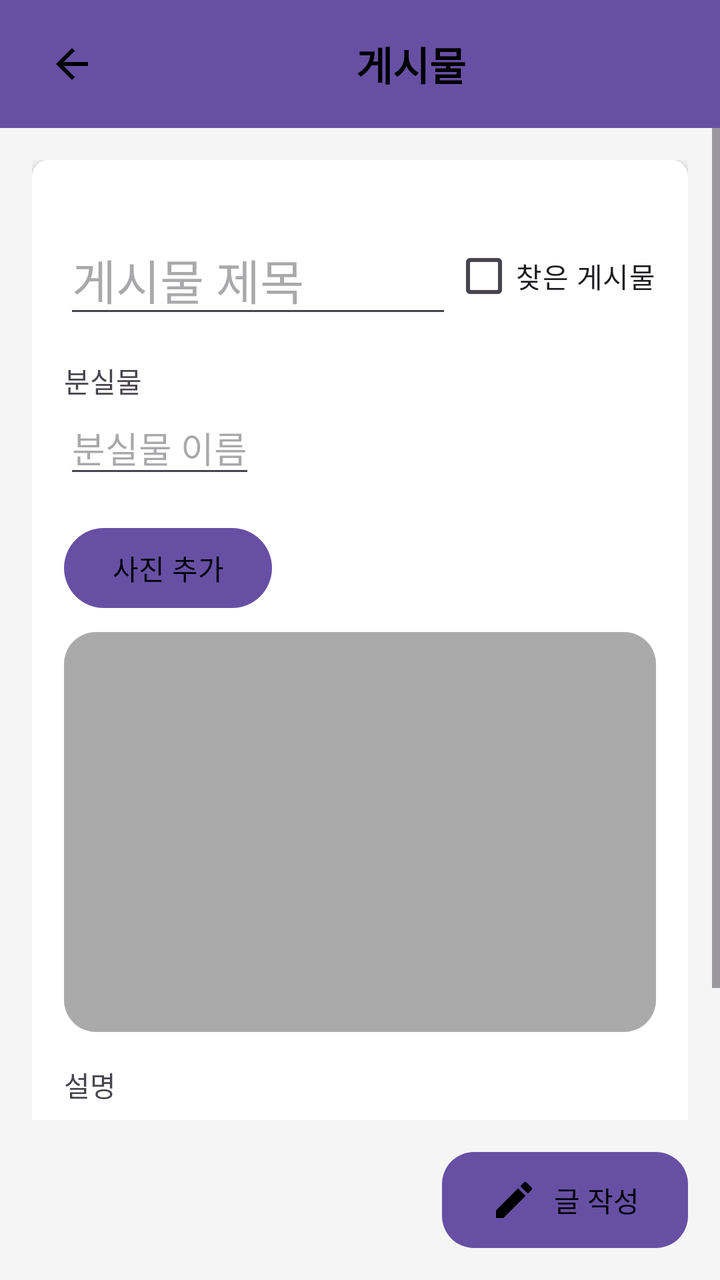
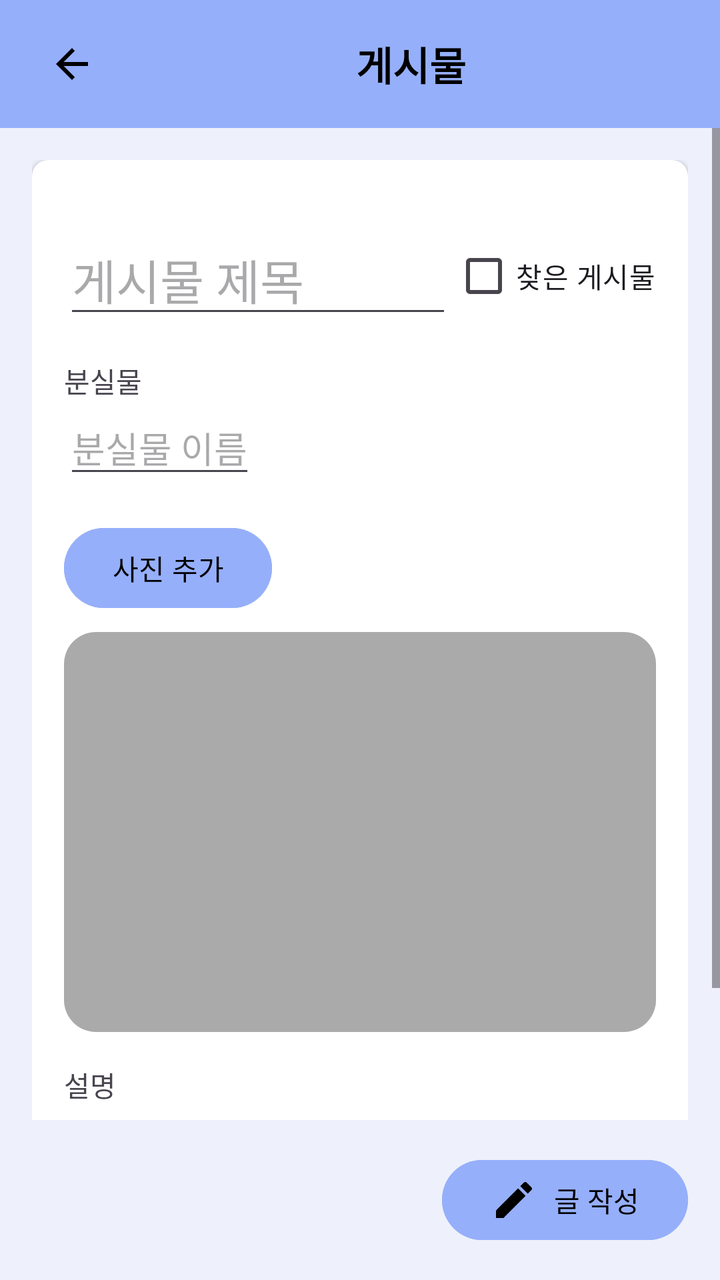

Two renders of the same Android screen: before a commit and after it. Below are the layout's source before the change and the commit's diff.
<!-- AndroidManifest.xml: application theme Theme.Lostfind -->
<!-- res/layout/post_write.xml -->
<?xml version="1.0" encoding="utf-8"?>
<RelativeLayout xmlns:android="http://schemas.android.com/apk/res/android"
    xmlns:app="http://schemas.android.com/apk/res-auto"
    xmlns:tools="http://schemas.android.com/tools"
    android:layout_width="match_parent"
    android:layout_height="match_parent"
    android:background="#F5F5F5"
    tools:context=".MainActivity">

    <LinearLayout
        android:id="@+id/top_bar_layout"
        android:layout_width="match_parent"
        android:layout_height="?attr/actionBarSize"
        android:background="?attr/colorPrimary"
        android:orientation="horizontal"
        android:gravity="center_vertical"
        android:paddingEnd="16dp">

        <Button
            android:id="@+id/back_button"
            android:layout_width="67dp"
            android:layout_height="wrap_content"
            android:drawableLeft="@drawable/ic_arrow_back"/>

        <TextView
            android:id="@+id/toolbar_title_text"
            android:layout_width="279dp"
            android:layout_height="wrap_content"
            android:layout_weight="1"
            android:gravity="center"
            android:text="게시물"
            android:textColor="@android:color/black"
            android:textSize="20sp"
            android:textStyle="bold" />

    </LinearLayout>

    <ScrollView
        android:id="@+id/scrollView"
        android:layout_width="match_parent"
        android:layout_height="match_parent"
        android:layout_above="@+id/bottom_bar"
        android:layout_below="@id/top_bar_layout">

        <LinearLayout
            android:layout_width="match_parent"
            android:layout_height="wrap_content"
            android:orientation="vertical"
            android:padding="16dp">

            <androidx.cardview.widget.CardView
                android:layout_width="match_parent"
                android:layout_height="wrap_content"
                app:cardCornerRadius="8dp">

                <LinearLayout
                    android:layout_width="match_parent"
                    android:layout_height="wrap_content"
                    android:orientation="vertical"
                    android:padding="16dp">

                    <LinearLayout
                        android:layout_width="match_parent"
                        android:layout_height="wrap_content"
                        android:layout_marginTop="16dp"
                        android:orientation="horizontal"
                        android:gravity="center_vertical">

                        <EditText
                            android:id="@+id/post_title_detail"
                            android:layout_width="0dp"
                            android:layout_height="wrap_content"
                            android:layout_weight="1"
                            android:hint="게시물 제목"
                            android:textSize="24sp"/>

                        <CheckBox
                            android:id="@+id/checkbox_is_found"
                            android:layout_width="wrap_content"
                            android:layout_height="wrap_content"
                            android:text="찾은 게시물" />

                    </LinearLayout>

                    <LinearLayout
                        android:layout_width="match_parent"
                        android:layout_height="wrap_content"
                        android:layout_marginTop="16dp"
                        android:orientation="horizontal">

                        <LinearLayout
                            android:layout_width="0dp"
                            android:layout_height="wrap_content"
                            android:layout_weight="1"
                            android:orientation="vertical">

                            <TextView
                                android:layout_width="wrap_content"
                                android:layout_height="wrap_content"
                                android:text="분실물" />

                            <EditText
                                android:id="@+id/lost_item_name"
                                android:layout_width="wrap_content"
                                android:layout_height="wrap_content"
                                android:hint="분실물 이름" />
                        </LinearLayout>

                        <LinearLayout
                            android:layout_width="0dp"
                            android:layout_height="wrap_content"
                            android:layout_weight="1"
                            android:orientation="vertical">

                            <TextView
                                android:id="@+id/location_text_view"
                                android:layout_width="wrap_content"
                                android:layout_height="wrap_content"
                                android:text="위치"
                                android:visibility="gone"/>

                            <EditText
                                android:id="@+id/lost_item_location"
                                android:layout_width="wrap_content"
                                android:layout_height="wrap_content"
                                android:hint="위치 이름"
                                android:visibility="gone"/>
                        </LinearLayout>
                    </LinearLayout>

                    <Button
                        android:id="@+id/button_add_photo"
                        android:layout_width="wrap_content"
                        android:layout_height="wrap_content"
                        android:layout_marginTop="16dp"
                        android:textColor="@color/black"
                        android:text="사진 추가" />

                    <ImageView
                        android:id="@+id/post_image_detail"
                        android:layout_width="match_parent"
                        android:layout_height="200dp"
                        android:layout_marginTop="8dp"
                        android:scaleType="centerCrop"
                        android:background="@drawable/button_background"/>

                    <TextView
                        android:id="@+id/map_location_text_view"
                        android:layout_width="wrap_content"
                        android:layout_height="wrap_content"
                        android:layout_marginTop="16dp"
                        android:text="위치"
                        android:visibility="gone"/>

                    <FrameLayout
                        android:id="@+id/map_wrapper"
                        android:layout_width="match_parent"
                        android:layout_height="200dp"
                        android:layout_marginTop="8dp"
                        android:visibility="gone"
                        tools:visibility="visible">

                        
                        <androidx.fragment.app.FragmentContainerView
                            android:id="@+id/map_container"
                            android:name="com.google.android.gms.maps.SupportMapFragment"
                            android:layout_width="match_parent"
                            android:layout_height="match_parent" />

                        
                        <View
                            android:id="@+id/transparent_view"
                            android:layout_width="match_parent"
                            android:layout_height="match_parent"
                            android:background="@android:color/transparent" />

                    </FrameLayout>

                    <TextView
                        android:layout_width="wrap_content"
                        android:layout_height="wrap_content"
                        android:layout_marginTop="16dp"
                        android:text="설명" />

                    <EditText
                        android:id="@+id/post_description"
                        android:layout_width="match_parent"
                        android:layout_height="wrap_content"
                        android:layout_marginTop="8dp"
                        android:hint="설명을 써주세요..." />
                </LinearLayout>
            </androidx.cardview.widget.CardView>
        </LinearLayout>
    </ScrollView>

    <LinearLayout
        android:id="@+id/bottom_bar"
        android:layout_width="match_parent"
        android:layout_height="wrap_content"
        android:layout_alignParentBottom="true"
        android:orientation="horizontal"
        android:padding="16dp">

        <View
            android:layout_width="0dp"
            android:layout_height="0dp"
            android:layout_weight="1" />

        <Button
            android:id="@+id/submit_post_button"
            android:layout_width="wrap_content"
            android:layout_height="wrap_content"
            android:drawableLeft="@drawable/ic_edit"
            android:text="글 작성"
            android:textColor="#000000"
            android:background="@drawable/button_background"/>
    </LinearLayout>

</RelativeLayout>
<!-- resources referenced by this layout -->
<resources>
  <color name="black">#FF000000</color>
  <!-- drawable button_background (drawable) -->
  <?xml version="1.0" encoding="utf-8"?>
  <shape xmlns:android="http://schemas.android.com/apk/res/android">
      <solid android:color="@android:color/darker_gray"/>
      <corners android:radius="16dp"/>
  </shape>
  <!-- drawable ic_arrow_back (drawable) -->
  <vector xmlns:android="http://schemas.android.com/apk/res/android" android:autoMirrored="true" android:height="24dp" android:tint="#000000" android:viewportHeight="24" android:viewportWidth="24" android:width="24dp">
        
      <path android:fillColor="@android:color/white" android:pathData="M20,11H7.83l5.59,-5.59L12,4l-8,8 8,8 1.41,-1.41L7.83,13H20v-2z"/>
      
  </vector>
  <!-- drawable ic_edit (drawable) -->
  <vector xmlns:android="http://schemas.android.com/apk/res/android"
      android:width="24dp"
      android:height="24dp"
      android:viewportWidth="24.0"
      android:viewportHeight="24.0">
      <path
          android:fillColor="#FF000000"
          android:pathData="M3,17.25V21h3.75L17.81,9.94l-3.75,-3.75L3,17.25zM20.71,7.04c0.39,-0.39 0.39,-1.02 0,-1.41l-2.34,-2.34c-0.39,-0.39 -1.02,-0.39 -1.41,0l-1.83,1.83 3.75,3.75 1.83,-1.83z"/>
  </vector>
  <style name="Theme.Lostfind" parent="Base.Theme.Lostfind" />
  <style name="Base.Theme.Lostfind" parent="Theme.Material3.DayNight.NoActionBar">
          
          
      </style>
</resources>

<!-- the commit's change to res/layout/post_write.xml (unified diff, before → after) -->
@@ -4,14 +4,14 @@
     xmlns:tools="http://schemas.android.com/tools"
     android:layout_width="match_parent"
     android:layout_height="match_parent"
-    android:background="#F5F5F5"
+    android:background="@color/one"
     tools:context=".MainActivity">
 
     <LinearLayout
         android:id="@+id/top_bar_layout"
         android:layout_width="match_parent"
         android:layout_height="?attr/actionBarSize"
-        android:background="?attr/colorPrimary"
+        android:background="@color/two"
         android:orientation="horizontal"
         android:gravity="center_vertical"
         android:paddingEnd="16dp">
@@ -20,6 +20,7 @@
             android:id="@+id/back_button"
             android:layout_width="67dp"
             android:layout_height="wrap_content"
+            android:backgroundTint="@color/two"
             android:drawableLeft="@drawable/ic_arrow_back"/>
 
         <TextView
@@ -134,6 +135,7 @@
                         android:layout_height="wrap_content"
                         android:layout_marginTop="16dp"
                         android:textColor="@color/black"
+                        android:backgroundTint="@color/two"
                         android:text="사진 추가" />
 
                     <ImageView
@@ -213,7 +215,7 @@
             android:drawableLeft="@drawable/ic_edit"
             android:text="글 작성"
             android:textColor="#000000"
-            android:background="@drawable/button_background"/>
+            android:backgroundTint="@color/two"/>
     </LinearLayout>
 
 </RelativeLayout>
<!-- resource entries referenced after the edit -->
@@ -1,6 +1,8 @@
 <!-- resources referenced by this layout -->
 <resources>
   <color name="black">#FF000000</color>
+  <color name="one">#EEF1FB</color>
+  <color name="two">#96AFFB</color>
   <!-- drawable button_background (drawable) -->
   <?xml version="1.0" encoding="utf-8"?>
   <shape xmlns:android="http://schemas.android.com/apk/res/android">
